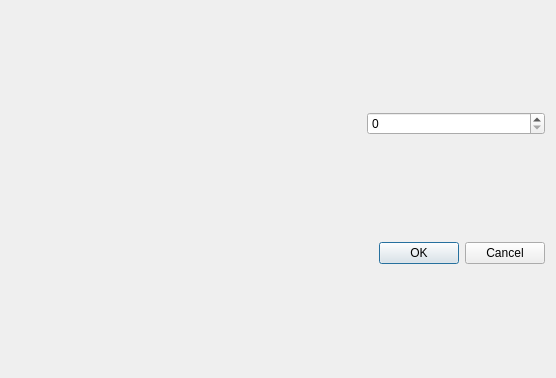
The window that DialogCounter.ui (saccocristian/qt_project1) describes before a commit, drawn with Qt 5.
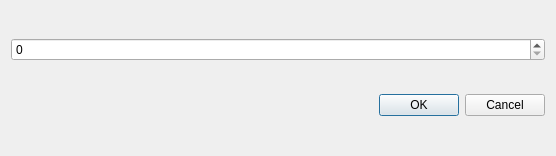
The same window after the commit.

What changed in the file:
```diff
--- a/DialogCounter.ui
+++ b/DialogCounter.ui
@@ -10,14 +10,14 @@
     <x>0</x>
     <y>0</y>
     <width>556</width>
-    <height>378</height>
+    <height>156</height>
    </rect>
   </property>
   <property name="windowTitle">
    <string>Dialog</string>
   </property>
   <layout class="QGridLayout" name="gridLayout">
-   <item row="2" column="2">
+   <item row="2" column="0">
     <widget class="QDialogButtonBox" name="dialogConfirmBtn">
      <property name="orientation">
       <enum>Qt::Horizontal</enum>
@@ -27,34 +27,8 @@
      </property>
     </widget>
    </item>
-   <item row="1" column="2">
-    <widget class="QSpinBox" name="spinBox"/>
-   </item>
-   <item row="1" column="1">
-    <spacer name="horizontalSpacer">
-     <property name="orientation">
-      <enum>Qt::Horizontal</enum>
-     </property>
-     <property name="sizeHint" stdset="0">
-      <size>
-       <width>40</width>
-       <height>20</height>
-      </size>
-     </property>
-    </spacer>
-   </item>
    <item row="1" column="0">
-    <spacer name="horizontalSpacer_2">
-     <property name="orientation">
-      <enum>Qt::Horizontal</enum>
-     </property>
-     <property name="sizeHint" stdset="0">
-      <size>
-       <width>40</width>
-       <height>20</height>
-      </size>
-     </property>
-    </spacer>
+    <widget class="QSpinBox" name="spinBox"/>
    </item>
   </layout>
  </widget>
```
Left out of the diff: 20 changed lines with no effect on the pictures.
